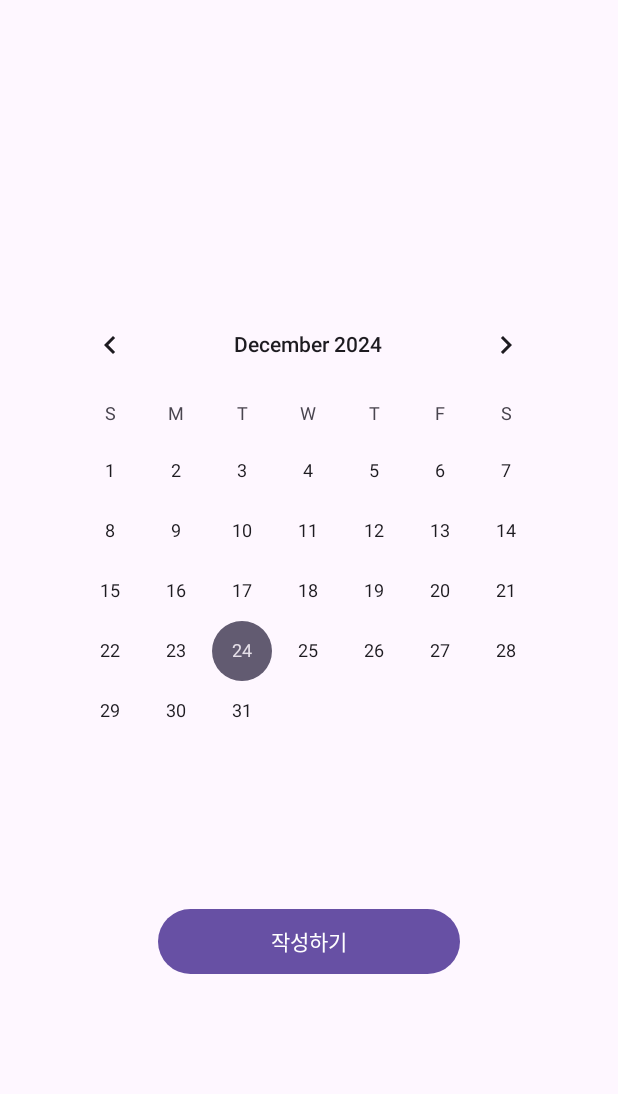
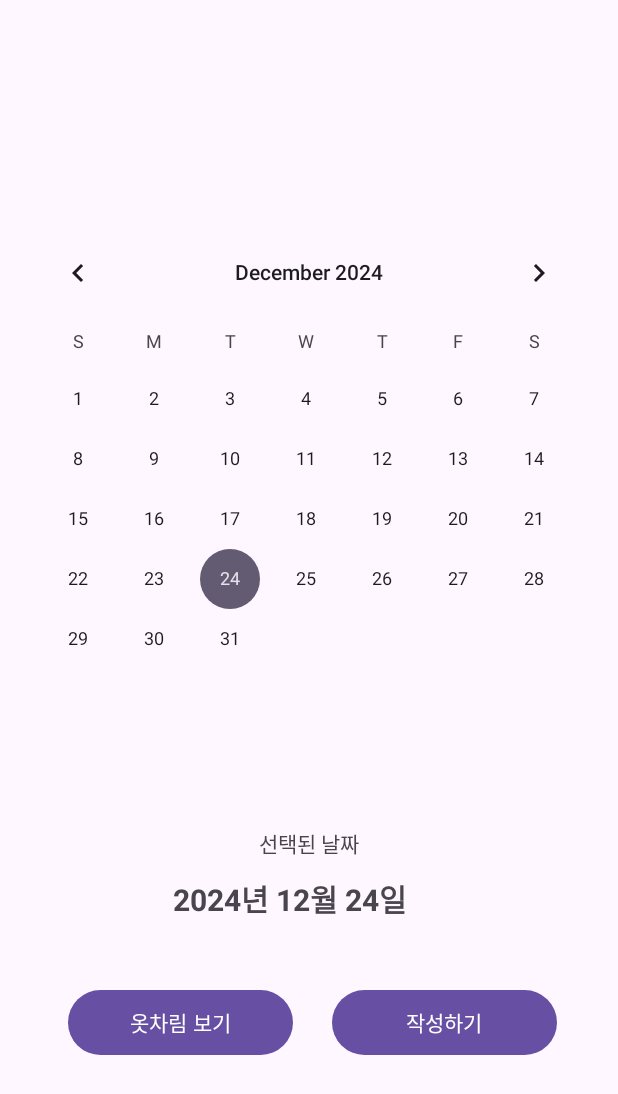
Before and after one commit to hsjsstn/TodaysOutfit, an Android app: the DiaryCalendarActivity screen opened directly, with no data from a screen before it, on a phone screen of 412 x 824 dp. Shown: the top 1094 px of the screen. Run offline under Robolectric (Android 15) with nearby library versions, the phone set to English and light mode, and no system bars; Roboto replaces fonts that are not available here.

Commit message:
날짜 선택 구현

```diff
--- a/app/src/main/java/ddwu/com/mobile/project/todaysoutfit/ui/activity/AddDiaryEntryActivity.kt
+++ b/app/src/main/java/ddwu/com/mobile/project/todaysoutfit/ui/activity/AddDiaryEntryActivity.kt
@@ -37,12 +37,20 @@ class AddDiaryEntryActivity : AppCompatActivity(), OnMapReadyCallback {
 
         // Initialize UI components
         satisfactionDropdown = findViewById(R.id.satisfaction)
-        saveButton = findViewById(R.id.saveButton)
+        dateEditText = findViewById(R.id.selectDate)
         topOutfitInput = findViewById(R.id.topOutfit)
         bottomOutfitInput = findViewById(R.id.bottomOutfit)
         outerOutfitInput = findViewById(R.id.outerOutfit)
         accessoriesInput = findViewById(R.id.accessories)
         memoInput = findViewById(R.id.memo)
+        saveButton = findViewById(R.id.saveButton)
+
+
+        // Intent로 전달받은 날짜 설정
+        val receivedDate = intent.getStringExtra("selectedDate")
+        if (!receivedDate.isNullOrEmpty()) {
+            dateEditText.setText(receivedDate) // 선택된 날짜 설정
+        }
 
         // Set up satisfaction dropdown menu
         val satisfactionOptions = listOf("Good", "Not Bad", "Cold", "Hot")
@@ -71,7 +79,7 @@ class AddDiaryEntryActivity : AppCompatActivity(), OnMapReadyCallback {
         }
 
         // 날짜 입력 EditText
-        dateEditText = findViewById(R.id.date)
+        dateEditText = findViewById(R.id.selectDate)
 
         // EditText 클릭 시 달력 팝업 표시
         dateEditText.setOnClickListener {
--- a/app/src/main/java/ddwu/com/mobile/project/todaysoutfit/ui/activity/DiaryCalendarActivity.kt
+++ b/app/src/main/java/ddwu/com/mobile/project/todaysoutfit/ui/activity/DiaryCalendarActivity.kt
@@ -3,18 +3,47 @@ package ddwu.com.mobile.project.todaysoutfit.ui.activity
 import android.content.Intent
 import android.os.Bundle
 import android.widget.Button
+import android.widget.CalendarView
+import android.widget.TextView
 import androidx.appcompat.app.AppCompatActivity
 import ddwu.com.mobile.project.todaysoutfit.R
-import ddwu.com.mobile.project.todaysoutfit.ui.activity.AddDiaryEntryActivity
+import java.text.SimpleDateFormat
+import java.util.Calendar
+import java.util.Locale
 
 class DiaryCalendarActivity : AppCompatActivity() {
+    private lateinit var calendarView: CalendarView
+    private lateinit var selectedDateTextView: TextView
+    private var selectedDate: String? = null
+
     override fun onCreate(savedInstanceState: Bundle?) {
         super.onCreate(savedInstanceState)
         setContentView(R.layout.activity_diary_calendar)
 
-        val addDiaryEntityBtn = findViewById<Button>(R.id.addDiaryEntityBtn)
-        addDiaryEntityBtn.setOnClickListener {
+        // CalendarView와 TextView 연결
+        calendarView = findViewById(R.id.calendarView)
+        selectedDateTextView = findViewById(R.id.selectedDateTextView)
+
+        // 현재 날짜로 초기화
+        val calendar = Calendar.getInstance()
+        val formattedDate = SimpleDateFormat("yyyy년 MM월 dd일", Locale.getDefault()).format(calendar.time)
+        selectedDate = formattedDate
+        selectedDateTextView.text = formattedDate
+
+        // CalendarView의 날짜도 현재 날짜로 초기화
+        calendarView.date = calendar.timeInMillis
+
+        // 날짜 선택 이벤트
+        calendarView.setOnDateChangeListener { _, year, month, dayOfMonth ->
+            // 선택된 날짜 형식 설정
+            selectedDate = String.format("%04d년 %02d월 %02d일", year, month + 1, dayOfMonth)
+            selectedDateTextView.text = selectedDate // TextView에 표시
+        }
+
+        // 작성하기 버튼 클릭 이벤트
+        findViewById<Button>(R.id.addDiaryEntityBtn).setOnClickListener {
             val intent = Intent(this, AddDiaryEntryActivity::class.java)
+            intent.putExtra("selectedDate", selectedDate) // 선택된 날짜 전달
             startActivity(intent)
         }
     }
--- a/app/src/main/res/layout/activity_add_diary_entry.xml
+++ b/app/src/main/res/layout/activity_add_diary_entry.xml
@@ -35,7 +35,7 @@
 
     <!-- Date -->
     <EditText
-        android:id="@+id/date"
+        android:id="@+id/selectDate"
         android:layout_width="0dp"
         android:layout_height="wrap_content"
         android:layout_marginTop="4dp"
@@ -57,7 +57,7 @@
         app:layout_constraintEnd_toEndOf="parent"
         app:layout_constraintHorizontal_bias="0.0"
         app:layout_constraintStart_toStartOf="parent"
-        app:layout_constraintTop_toBottomOf="@id/date" />
+        app:layout_constraintTop_toBottomOf="@id/selectDate" />
 
     <!-- Bottom Outfit -->
     <EditText
--- a/app/src/main/res/layout/activity_diary_calendar.xml
+++ b/app/src/main/res/layout/activity_diary_calendar.xml
@@ -4,25 +4,63 @@
     xmlns:tools="http://schemas.android.com/tools"
     android:layout_width="match_parent"
     android:layout_height="match_parent"
-    tools:context=".ui.activity.DiaryCalendarActivity">
+    tools:context=".ui.activity.DiaryCalendarActivity"
+    tools:layout_editor_absoluteX="-1dp"
+    tools:layout_editor_absoluteY="-20dp">
 
     <CalendarView
-        android:id="@+id/calendarView3"
-        android:layout_width="wrap_content"
-        android:layout_height="wrap_content"
-        android:layout_marginTop="196dp"
+        android:id="@+id/calendarView"
+        android:layout_width="398dp"
+        android:layout_height="392dp"
+        android:layout_marginTop="148dp"
         app:layout_constraintEnd_toEndOf="parent"
-        app:layout_constraintHorizontal_bias="0.491"
+        app:layout_constraintHorizontal_bias="0.461"
         app:layout_constraintStart_toStartOf="parent"
         app:layout_constraintTop_toTopOf="parent" />
 
     <Button
         android:id="@+id/addDiaryEntityBtn"
-        android:layout_width="201dp"
+        android:layout_width="150dp"
         android:layout_height="51dp"
-        android:layout_marginTop="68dp"
+        android:layout_marginTop="116dp"
         android:text="작성하기"
         app:layout_constraintEnd_toEndOf="parent"
+        app:layout_constraintHorizontal_bias="0.846"
         app:layout_constraintStart_toStartOf="parent"
-        app:layout_constraintTop_toBottomOf="@+id/calendarView3" />
+        app:layout_constraintTop_toBottomOf="@+id/calendarView" />
+
+    <Button
+        android:id="@+id/viewDiaryEntityBtn"
+        android:layout_width="150dp"
+        android:layout_height="51dp"
+        android:layout_marginTop="116dp"
+        android:text="옷차림 보기"
+        app:layout_constraintEnd_toEndOf="parent"
+        app:layout_constraintHorizontal_bias="0.172"
+        app:layout_constraintStart_toStartOf="parent"
+        app:layout_constraintTop_toBottomOf="@+id/calendarView" />
+
+    <TextView
+        android:id="@+id/selectedDateTextView"
+        android:layout_width="180dp"
+        android:layout_height="40dp"
+        android:layout_marginTop="44dp"
+        android:text="2024년 12월 31일"
+        android:textAlignment="center"
+        android:textSize="20sp"
+        android:textStyle="bold"
+        app:layout_constraintEnd_toEndOf="parent"
+        app:layout_constraintHorizontal_bias="0.497"
+        app:layout_constraintStart_toStartOf="parent"
+        app:layout_constraintTop_toBottomOf="@+id/calendarView" />
+
+    <TextView
+        android:id="@+id/textView7"
+        android:layout_width="wrap_content"
+        android:layout_height="wrap_content"
+        android:text="선택된 날짜"
+        app:layout_constraintBottom_toTopOf="@+id/selectedDateTextView"
+        app:layout_constraintEnd_toEndOf="parent"
+        app:layout_constraintStart_toStartOf="parent"
+        app:layout_constraintTop_toBottomOf="@+id/calendarView" />
 </androidx.constraintlayout.widget.ConstraintLayout>
--- a/app/src/main/res/layout/activity_diary_detail.xml
+++ b/app/src/main/res/layout/activity_diary_detail.xml
@@ -36,7 +36,7 @@
         android:textSize="34sp"
         android:textStyle="bold"
         app:layout_constraintStart_toStartOf="parent"
-        app:layout_constraintTop_toBottomOf="@+id/date" />
+        app:layout_constraintTop_toBottomOf="@+id/selectDate" />
 
     <TextView
         android:id="@+id/textView4"
@@ -215,7 +215,7 @@
         app:srcCompat="@drawable/left_arrow" />
 
     <TextView
-        android:id="@+id/date"
+        android:id="@+id/selectDate"
         android:layout_width="331dp"
         android:layout_height="52dp"
         android:layout_marginStart="32dp"
```
